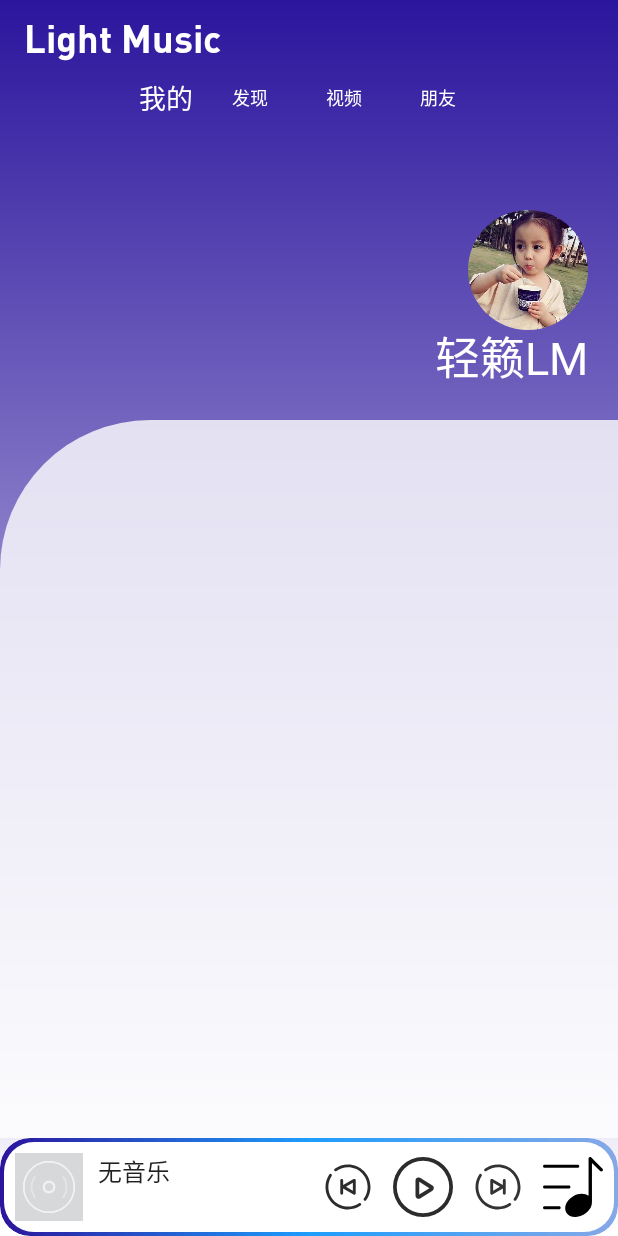
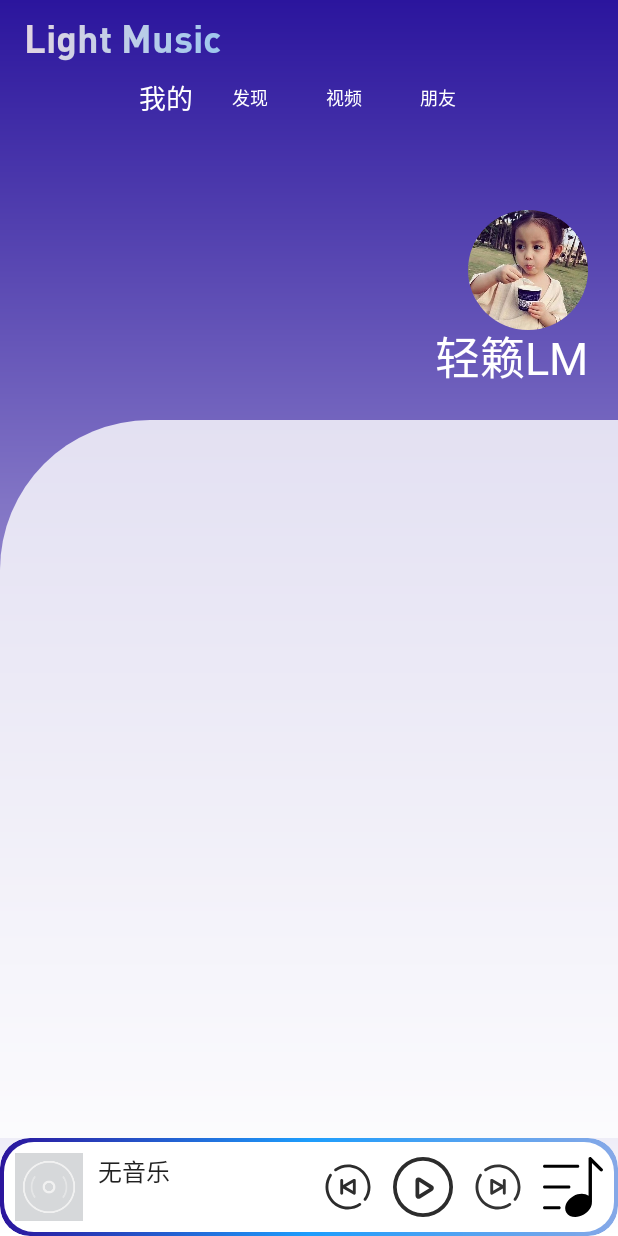
Before and after one commit to BrinsLee/LightMusic, an Android app: the screen it shows after launch (MainActivity), on a phone screen of 412 x 824 dp. Run offline under Robolectric (Android 15) with nearby library versions, the phone set to English and light mode, and no system bars; our stand-ins replace Room's generated code, RxJava; libraries missing offline, so code that uses them is left out: com.bytedance.sdk, com.makeramen.roundedimageview; plain views replace RoundedImageView; 9 statements that could not run were skipped.

Commit message:
提交：UI修改

```diff
--- a/app/src/main/java/com/brins/lightmusic/ui/customview/FontTextView.kt
+++ b/app/src/main/java/com/brins/lightmusic/ui/customview/FontTextView.kt
@@ -1,7 +1,11 @@
 package com.brins.lightmusic.ui.customview
 
+import android.annotation.SuppressLint
 import android.content.Context
+import android.graphics.LinearGradient
+import android.graphics.Shader
 import androidx.appcompat.widget.AppCompatTextView
+import androidx.core.content.ContextCompat
 import com.brins.lightmusic.R
 import com.brins.lightmusic.utils.TypefaceUtils
 import android.util.AttributeSet as AttributeSet1
@@ -11,10 +15,13 @@ class FontTextView @JvmOverloads constructor(
     attrs: android.util.AttributeSet? = null,
     defStyle: Int = 0
 ) : AppCompatTextView(context, attrs, defStyle) {
-
+    val startColor : Int
+    val endColor : Int
     init {
         val attributes = context.obtainStyledAttributes(attrs, R.styleable.FontTextView)
         val fontType = attributes.getInteger(R.styleable.FontTextView_font_type, 0)
+        startColor = attributes.getColor(R.styleable.FontTextView_start_color, 0)
+        endColor = attributes.getColor(R.styleable.FontTextView_end_color , 0)
         attributes.recycle()
         initTypeface(context, fontType)
     }
@@ -29,4 +36,17 @@ class FontTextView @JvmOverloads constructor(
         }
     }
 
+    @SuppressLint("DrawAllocation")
+    override fun onLayout(changed: Boolean, left: Int, top: Int, right: Int, bottom: Int) {
+        super.onLayout(changed, left, top, right, bottom)
+        if (changed && startColor != 0 && endColor != 0) {//RadialGradient(float x, float y, float radius, int[] colors, float[] positions, Shader.TileMode tile)
+            paint.shader = LinearGradient(
+                0f, 0f, width.toFloat(), height.toFloat(),
+                    startColor,
+                    endColor
+                , Shader.TileMode.CLAMP
+            )
+        }
+    }
+
 }
--- a/app/src/main/java/com/brins/lightmusic/ui/fragment/discovery/DiscoveryContract.kt
+++ b/app/src/main/java/com/brins/lightmusic/ui/fragment/discovery/DiscoveryContract.kt
@@ -1,6 +1,7 @@
 package com.brins.lightmusic.ui.fragment.discovery
 
 import android.content.Context
+import androidx.appcompat.app.AppCompatActivity
 import com.brins.lightmusic.model.Artist
 import com.brins.lightmusic.model.Music
 import com.brins.lightmusic.ui.base.BasePresenter
@@ -16,6 +17,8 @@ interface DiscoveryContract {
 
         fun getcontext() : Context
 
+        fun getLifeActivity() : AppCompatActivity
+
         fun handleError(error: Throwable)
 
         fun onMusicListLoad(songs : MutableList<Music>)
--- a/app/src/main/res/layout/activity_main.xml
+++ b/app/src/main/res/layout/activity_main.xml
@@ -23,7 +23,8 @@
             <com.brins.lightmusic.ui.customview.FontTextView
                     android:id="@+id/tv_title"
                     android:text="@string/app_name"
-                    android:textColor="@android:color/white"
+                    app:start_color="@color/start"
+                    app:end_color="@color/end"
                     app:font_type="DIN-Bold"
                     android:textSize="25sp"
                     android:layout_width="wrap_content"
--- a/app/src/main/res/values/attrs.xml
+++ b/app/src/main/res/values/attrs.xml
@@ -7,6 +7,8 @@
             <enum name="DIN-Regular" value="3" />
             <enum name="LilyScriptOne-Regular" value="4" />
         </attr>
+        <attr name="start_color" format="color"/>
+        <attr name="end_color" format="color"/>
     </declare-styleable>
 
     <declare-styleable name="CardViewPager">
--- a/app/src/main/res/values/colors.xml
+++ b/app/src/main/res/values/colors.xml
@@ -9,6 +9,8 @@
     <color name="lightblue">#86a8e7</color>
     <color name="lightgreen">#91eae4</color>
 
+    <color name="start">#fff1eb</color>
+    <color name="end">#ace0f9</color>
     <color name="gray">#7EB1B0B0</color>
     <color name="white">#ffffff</color>
     <color name="white_10">#1AFFFFFF</color>
```
Also changed, not shown: app/src/main/java/com/brins/lightmusic/ui/fragment/discovery/DiscoverPresent.kt (+9 -0 lines), app/src/main/java/com/brins/lightmusic/ui/fragment/discovery/DiscoveryFragment.kt (+7 -3 lines), app/src/main/res/layout/activity_music_play.xml (+16 -15 lines), app/src/main/res/layout/include_play_control.xml (+9 -6 lines).
